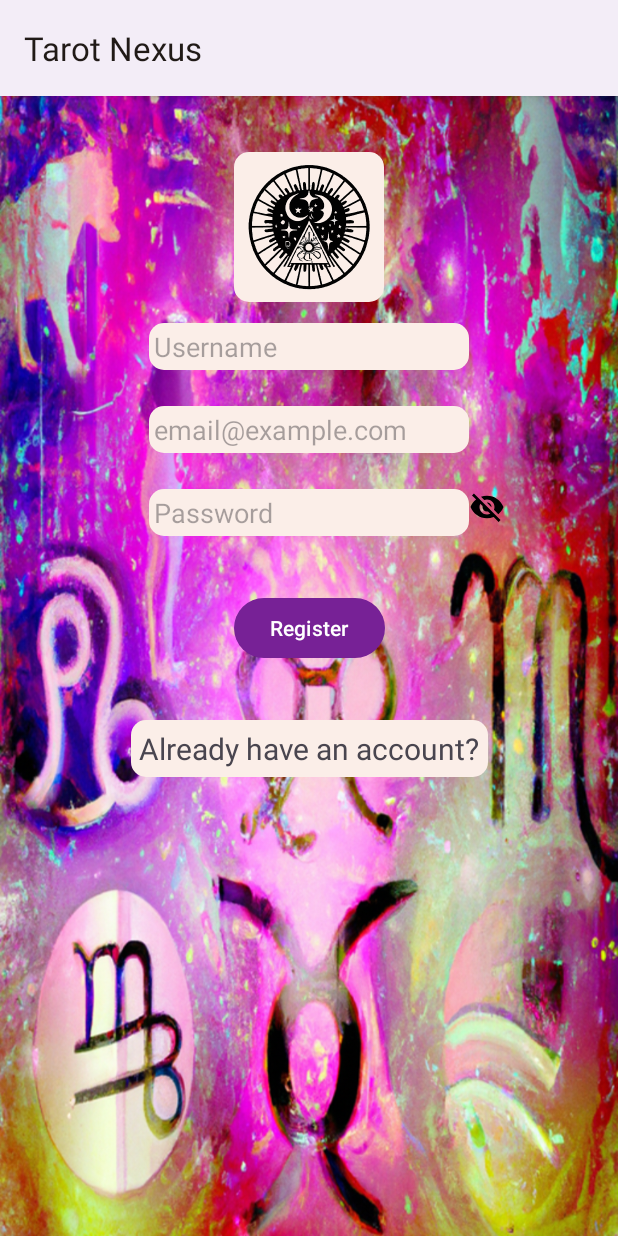
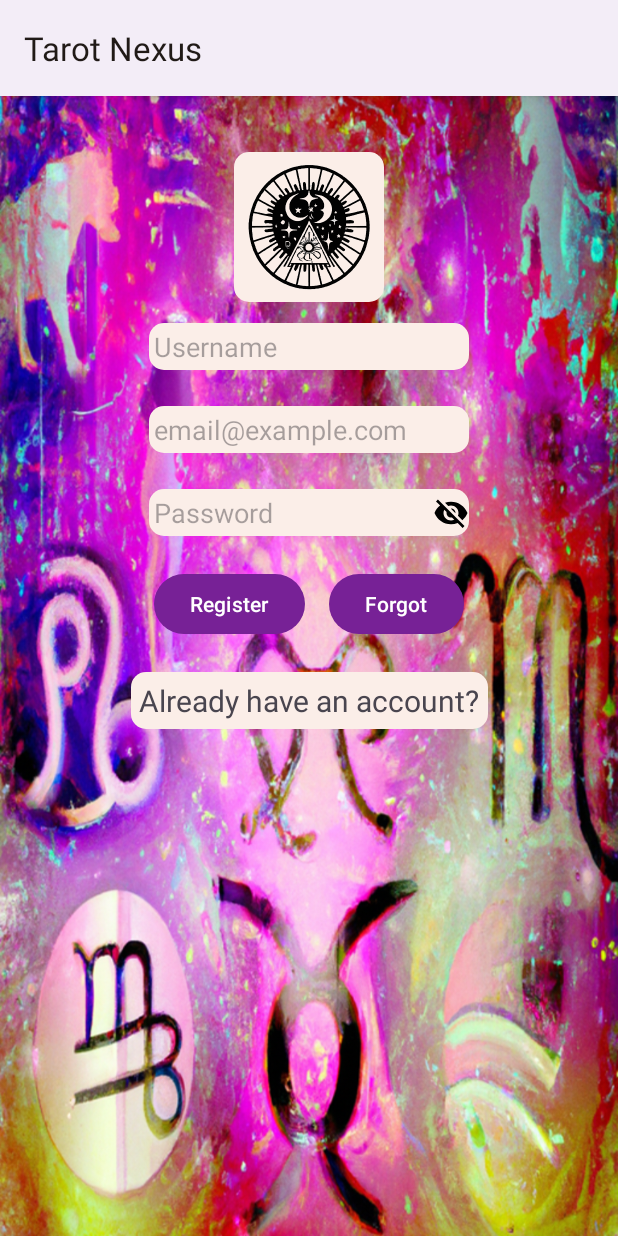
Before and after one commit to wholybee/tarot, an Android app: the screen it shows after launch (MainActivity), on a phone screen of 412 x 824 dp. Run offline under Robolectric (Android 15) with nearby library versions, the phone set to English and light mode, and no system bars.

Commit message:
added link to reset password.

```diff
--- a/app/src/main/java/net/holybee/tarot/AccountFragment.kt
+++ b/app/src/main/java/net/holybee/tarot/AccountFragment.kt
@@ -1,5 +1,7 @@
 package net.holybee.tarot
 
+import android.content.Intent
+import android.net.Uri
 import androidx.lifecycle.ViewModelProvider
 import android.os.Bundle
 import android.os.Handler
@@ -18,6 +20,7 @@ import net.holybee.tarot.databinding.FragmentAccountBinding
 import net.holybee.tarot.holybeeAPI.AccountInformation
 import net.holybee.tarot.holybeeAPI.CreateAccountResponseListener
 import net.holybee.tarot.holybeeAPI.HolybeeAPIClient
+import net.holybee.tarot.holybeeAPI.HolybeeURL
 import net.holybee.tarot.holybeeAPI.LoginResponseListener
 import java.util.Locale
 
@@ -94,6 +97,10 @@ class AccountFragment : Fragment(), LoginResponseListener, CreateAccountResponse
             clickShowHide()
         }
 
+        binding.forgotPasswordbutton.setOnClickListener {
+            openWebpage(HolybeeURL.forgotPasswordURL)
+        }
+
         setVisibility()
     }
 
@@ -103,7 +110,7 @@ class AccountFragment : Fragment(), LoginResponseListener, CreateAccountResponse
             binding.usernameEditText.setText(AccountInformation.username)
             binding.emailEditText.setText(AccountInformation.email)
             binding.usernameEditText.isEnabled = false
-
+            binding.forgotPasswordbutton.isVisible = false
 
             binding.loginButton.isVisible=false
             binding.logoutButton.isVisible=true
@@ -120,7 +127,7 @@ class AccountFragment : Fragment(), LoginResponseListener, CreateAccountResponse
             binding.logoutButton.isVisible=false
             binding.loginButton.isVisible=false
             binding.createAccountButton.isVisible=true
-
+            binding.forgotPasswordbutton.isVisible = true
             binding.loginOrRegisterTextView.isVisible=false
             binding.passwordEditText.isVisible=true
             binding.showHideButton.isVisible=true
@@ -175,7 +182,7 @@ class AccountFragment : Fragment(), LoginResponseListener, CreateAccountResponse
 
     override fun onLoginFail(result: String) {
         handler.post {
-            Toast.makeText(context, "Failed login:" + result, Toast.LENGTH_LONG).show()
+            Toast.makeText(context, "Failed login: " + result, Toast.LENGTH_LONG).show()
         }
     }
 
@@ -253,5 +260,17 @@ class AccountFragment : Fragment(), LoginResponseListener, CreateAccountResponse
             setVisibility()
         }
     }
+    private fun openWebpage (url : String) {
+
+
+        val intent = Intent(Intent.ACTION_VIEW, Uri.parse(url))
+        Log.d(TAG,"Open URL $url")
+        try {
+            // if (intent.resolveActivity(requireContext().packageManager) != null) {
+            Log.d(TAG, "resolved intent")
+            startActivity(intent)
+        } catch (e:Exception) { Log.e(TAG,"Failed to open web browser.")}
+        // }
+    }
 
 }
--- a/app/src/main/java/net/holybee/tarot/holybeeAPI/HolybeeURL.kt
+++ b/app/src/main/java/net/holybee/tarot/holybeeAPI/HolybeeURL.kt
@@ -6,6 +6,7 @@ object HolybeeURL {
     const val create = "https://app.holybee.net/admin/addUser/"
     const val getCoins = "https://app.holybee.net/api/getCoins/"
     const val openAI = "https://app.holybee.net/v1/"      // "https://app.holybee.net/v1/"  "http://192.168.1.104:5000/v1/"
+    const val forgotPasswordURL = "https://app.holybee.net/forgotPassword"
 }
 /*
 "http://10.21.2.44:5000/api/consumePurchase/"
--- a/app/src/main/res/layout/fragment_account.xml
+++ b/app/src/main/res/layout/fragment_account.xml
@@ -81,13 +81,14 @@
         app:layout_constraintStart_toStartOf="parent"
         app:layout_constraintTop_toBottomOf="@+id/passwordEditText" />
 
-    <androidx.constraintlayout.widget.ConstraintLayout
+    <LinearLayout
         android:id="@+id/constraintLayout2"
         android:layout_width="match_parent"
         android:layout_height="wrap_content"
         android:layout_marginStart="16dp"
-        android:layout_marginTop="32dp"
+        android:layout_marginTop="16dp"
         android:layout_marginEnd="16dp"
+        android:gravity="center"
         android:padding="5dp"
         app:layout_constraintEnd_toEndOf="parent"
         app:layout_constraintStart_toStartOf="parent"
@@ -97,30 +98,28 @@
             android:id="@+id/loginButton"
             android:layout_width="wrap_content"
             android:layout_height="wrap_content"
-            android:text="@string/login_button"
-            app:layout_constraintEnd_toEndOf="parent"
-            app:layout_constraintStart_toStartOf="parent"
-            app:layout_constraintTop_toTopOf="parent" />
+            android:text="@string/login_button" />
 
         <Button
             android:id="@+id/logoutButton"
             android:layout_width="wrap_content"
             android:layout_height="wrap_content"
-            android:text="@string/logout"
-            app:layout_constraintEnd_toEndOf="parent"
-            app:layout_constraintStart_toStartOf="parent"
-            app:layout_constraintTop_toTopOf="parent" />
+            android:text="@string/logout" />
 
         <Button
             android:id="@+id/createAccountButton"
             android:layout_width="wrap_content"
             android:layout_height="wrap_content"
-            android:text="@string/new_button"
-            app:layout_constraintEnd_toEndOf="parent"
-            app:layout_constraintStart_toStartOf="parent"
-            app:layout_constraintTop_toTopOf="parent" />
+            android:text="@string/new_button" />
 
-    </androidx.constraintlayout.widget.ConstraintLayout>
+        <Button
+            android:id="@+id/forgotPasswordbutton"
+            android:layout_width="wrap_content"
+            android:layout_height="wrap_content"
+            android:layout_marginStart="16dp"
+            android:text="Forgot" />
+
+    </LinearLayout>
 
     <ImageButton
         android:id="@+id/showHideButton"
@@ -130,7 +129,8 @@
         android:background="@android:color/transparent"
         android:src="@drawable/ic_password_hidden"
         android:tag="hidden"
-        app:layout_constraintStart_toEndOf="@+id/passwordEditText"
+        app:layout_constraintBottom_toBottomOf="@+id/passwordEditText"
+        app:layout_constraintEnd_toEndOf="@+id/passwordEditText"
         app:layout_constraintTop_toTopOf="@+id/passwordEditText"
         tools:ignore="ContentDescription" />
 
@@ -138,7 +138,7 @@
         android:id="@+id/haveAccountTextView"
         android:layout_width="wrap_content"
         android:layout_height="wrap_content"
-        android:layout_marginTop="32dp"
+        android:layout_marginTop="16dp"
         android:background="@drawable/rounded_corners"
         android:padding="5dp"
         android:text="@string/have_an_account"
```
